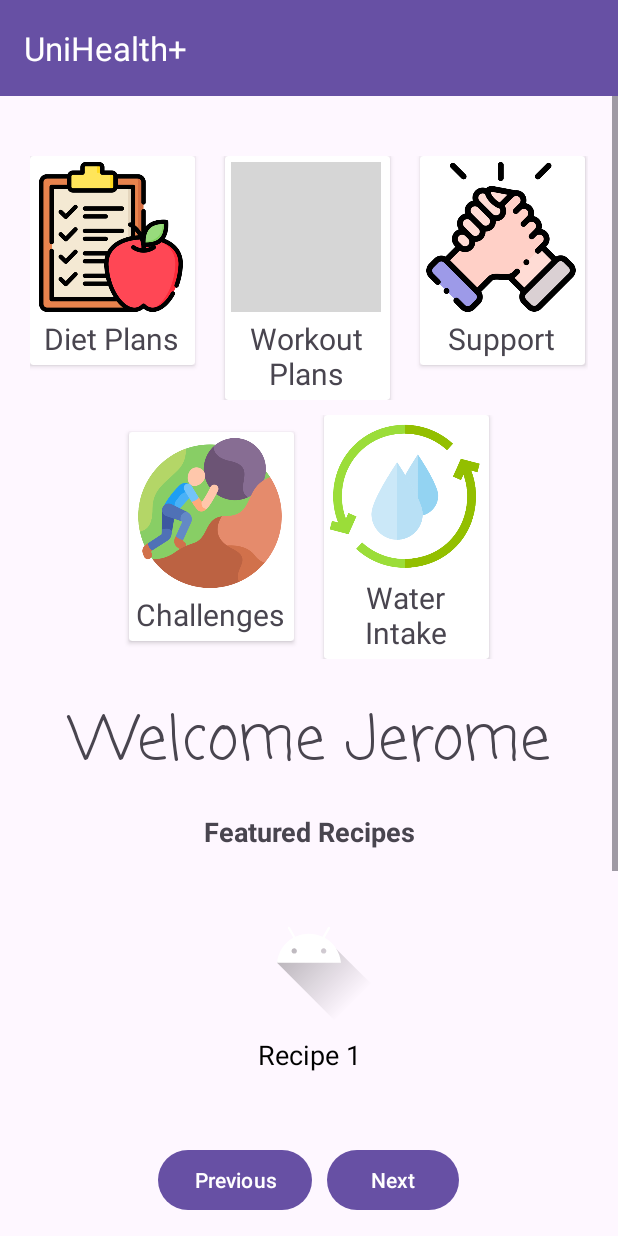
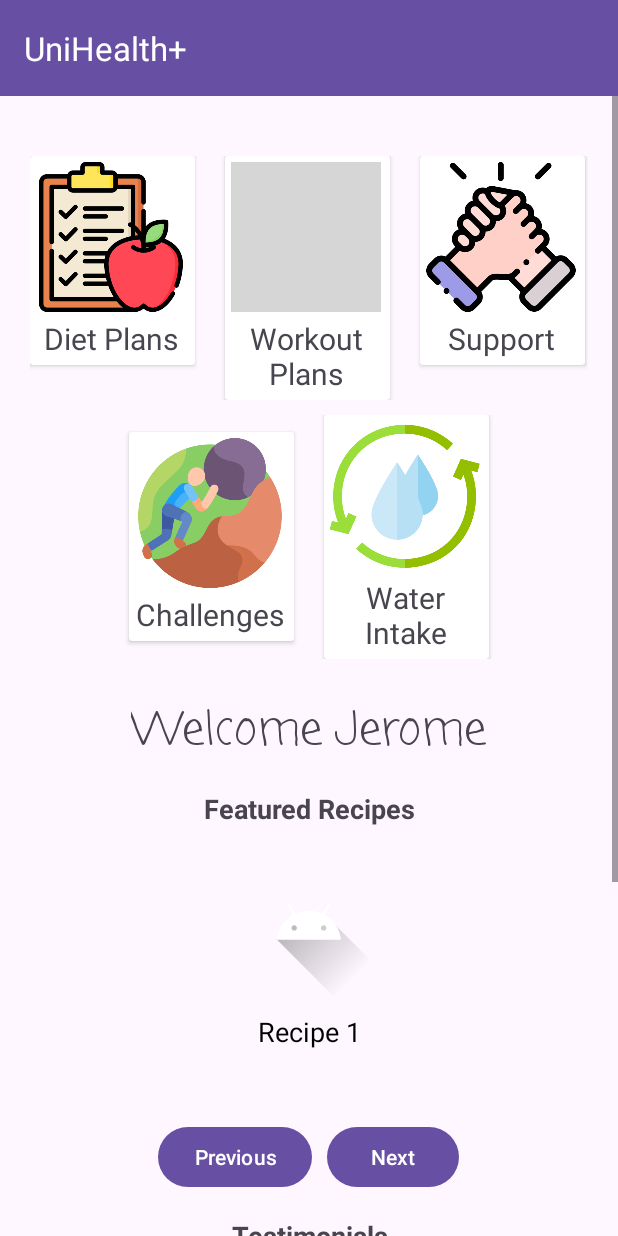
Before and after one commit to goldenshake/UniHealth, an Android app: the MainHome screen opened directly, with no data from a screen before it, on a phone screen of 412 x 824 dp. Run offline under Robolectric (Android 15) with nearby library versions, the phone set to English and light mode, and no system bars; our stand-ins replace Firebase (no records; nobody signed in at launch, a user with empty details on screens opened directly); grey boxes are pictures that could not be loaded.

Commit message:
added dynamic username upon logging in

```diff
--- a/app/src/main/java/com/example/unihealth/MainActivity.kt
+++ b/app/src/main/java/com/example/unihealth/MainActivity.kt
@@ -9,6 +9,7 @@ import androidx.activity.enableEdgeToEdge
 import androidx.appcompat.app.AppCompatActivity
 import androidx.core.view.ViewCompat
 import androidx.core.view.WindowInsetsCompat
+import com.example.unihealth.classes.Constants
 import com.google.android.material.textfield.TextInputLayout
 import com.google.firebase.auth.FirebaseAuth
 
@@ -56,7 +57,9 @@ class MainActivity : AppCompatActivity() {
                             ).show()
                             // Proceed to the next activity or perform any other action
                             val intent = Intent(this, MainHome::class.java)
+                            intent.putExtra(Constants.INTENT_EMAIL, email)
                             startActivity(intent)
+
                         } else {
                             Toast.makeText(
                                 this@MainActivity,
--- a/app/src/main/java/com/example/unihealth/MainHome.kt
+++ b/app/src/main/java/com/example/unihealth/MainHome.kt
@@ -1,16 +1,23 @@
 package com.example.unihealth
 
+import android.content.ContentValues
 import android.content.Intent
 import android.os.Bundle
+import android.util.Log
 import android.widget.Button
+import android.widget.TextView
+import android.widget.Toast
 import androidx.activity.enableEdgeToEdge
 import androidx.appcompat.app.AppCompatActivity
 import androidx.cardview.widget.CardView
 import androidx.core.view.ViewCompat
 import androidx.core.view.WindowInsetsCompat
 import androidx.viewpager2.widget.ViewPager2
+import com.example.unihealth.classes.Constants
 import com.example.unihealth.classes.Recipe
 import com.example.unihealth.classes.RecipeAdapter
+import com.google.firebase.firestore.CollectionReference
+import com.google.firebase.firestore.FirebaseFirestore
 
 class MainHome : AppCompatActivity() {
     private lateinit var viewPager: ViewPager2
@@ -22,6 +29,8 @@ class MainHome : AppCompatActivity() {
     private lateinit var supportCard: CardView
     private lateinit var challengesCard: CardView
     private lateinit var waterCard: CardView
+    private val db: FirebaseFirestore = FirebaseFirestore.getInstance()
+    private val student_collection_ref: CollectionReference = db.collection("student")
     private val recipes = listOf(
         Recipe("Recipe 1", R.drawable.ic_launcher_foreground),
         Recipe("Recipe 2", R.drawable.health_care),
@@ -46,6 +55,60 @@ class MainHome : AppCompatActivity() {
         supportCard = findViewById(R.id.supportCard)
         challengesCard = findViewById(R.id.challengesCard)
         waterCard = findViewById(R.id.waterIntakeCard)
+        val userDynamicName = findViewById<TextView>(R.id.userDynamicName)
+
+        val intentData = intent.extras
+
+        intentData.let {
+            val email = intentData?.getString(Constants.INTENT_EMAIL)
+            if (email.toString().isNotEmpty()) {
+                student_collection_ref.whereEqualTo("email", email.toString())
+                    .get()
+                    .addOnSuccessListener { querySnapshot ->
+                        for (document in querySnapshot) {
+                            // Get the ID of the document
+                            val documentId = document.id
+                            val newStudentRef = db.collection("student").document(documentId)
+                            newStudentRef.get()
+                                .addOnSuccessListener { document ->
+                                    if (document != null) {
+                                        // Access the email field
+                                        val fname = document.getString("fname")
+                                        if (fname != null) {
+                                            // Set the email to the TextView
+                                            userDynamicName.text = fname
+                                        } else {
+                                            Toast.makeText(
+                                                this@MainHome,
+                                                "Email field is null or doesn't exist",
+                                                Toast.LENGTH_SHORT
+                                            ).show()
+                                        }
+                                    } else {
+                                        Toast.makeText(
+                                            this@MainHome,
+                                            "User Email Doesn't exist",
+                                            Toast.LENGTH_SHORT
+                                        ).show()
+                                    }
+                                }
+                                .addOnFailureListener { exception ->
+                                    Toast.makeText(
+                                        this@MainHome,
+                                        "Fetching failed: ${exception.message}",
+                                        Toast.LENGTH_SHORT
+                                    ).show()
+                                }
+
+                        }
+
+                    }
+                    .addOnFailureListener { e ->
+                        Log.e(ContentValues.TAG, "Error Fetching User", e)
+                    }
+
+            }
+        }
 
 
         // Set up ViewPager2 adapter
@@ -82,5 +145,10 @@ class MainHome : AppCompatActivity() {
             startActivity(intent)
         }
 
+
+    }
+
+    private fun showUser(id: String) {
+
     }
 }
--- a/app/src/main/res/layout/activity_main_home.xml
+++ b/app/src/main/res/layout/activity_main_home.xml
@@ -209,15 +209,31 @@
                 </androidx.cardview.widget.CardView>
             </LinearLayout>
 
-            <TextView
-                android:id="@+id/textView3"
+            <LinearLayout
                 android:layout_width="match_parent"
                 android:layout_height="wrap_content"
-                android:fontFamily="casual"
-                android:text="Welcome Jerome"
-                android:textAlignment="center"
                 android:layout_marginTop="25dp"
-                android:textSize="40sp" />
+                android:gravity="center_horizontal"
+                android:orientation="horizontal">
+
+                <TextView
+                    android:id="@+id/welcomeText"
+                    android:layout_width="wrap_content"
+                    android:layout_height="wrap_content"
+                    android:fontFamily="casual"
+                    android:text="Welcome"
+                    android:textSize="30sp" />
+
+                <TextView
+                    android:id="@+id/userDynamicName"
+                    android:layout_width="wrap_content"
+                    android:layout_height="wrap_content"
+                    android:layout_marginLeft="8dp"
+                    android:fontFamily="casual"
+                    android:text="Jerome"
+                    android:textSize="30sp" />
+
+            </LinearLayout>
 
             <LinearLayout
                 android:layout_width="match_parent"
```
Also changed, not shown: app/src/main/java/com/example/unihealth/classes/Constants.kt (added, +7 -0 lines).
